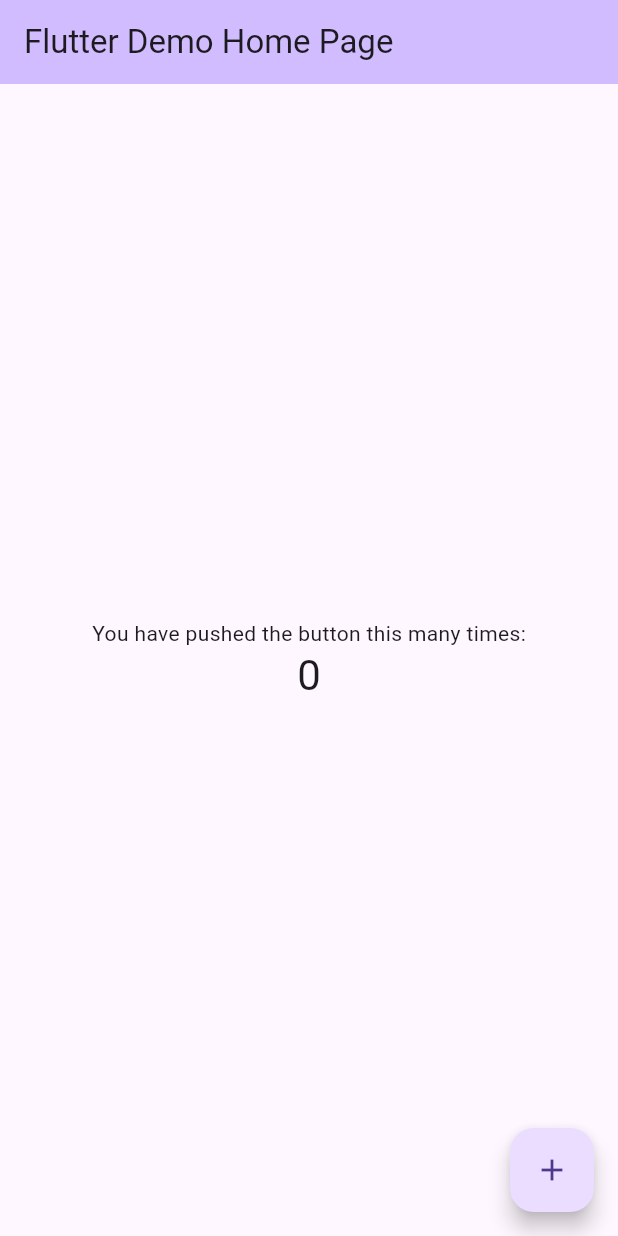
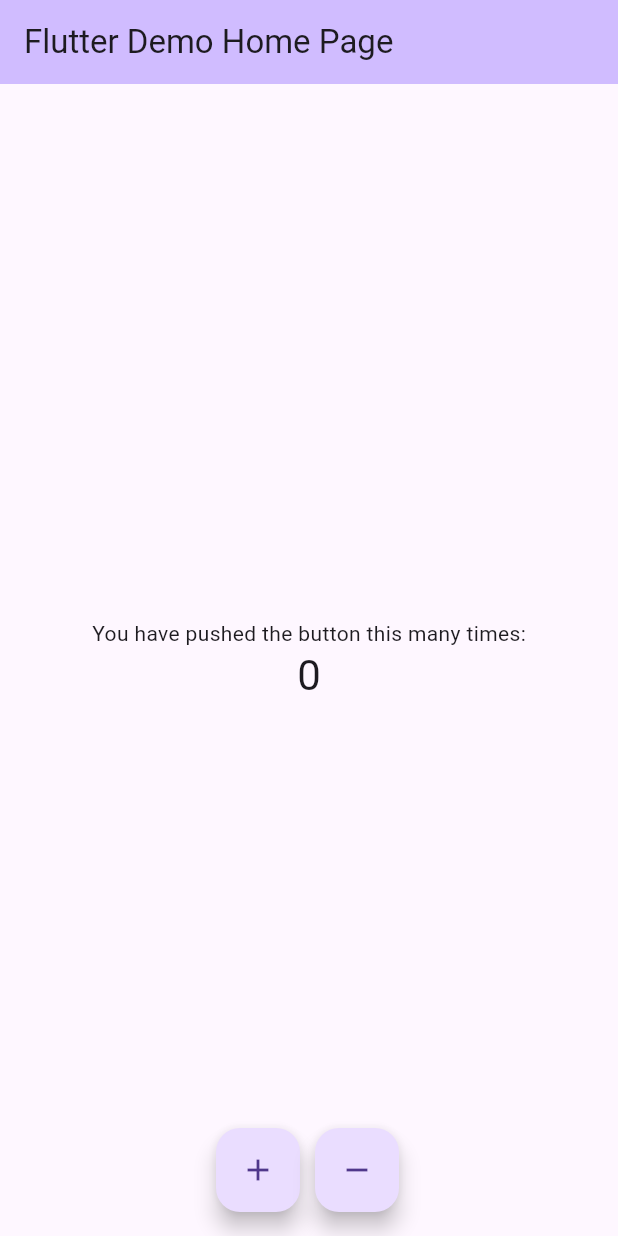
Before and after one commit to Ameer-Anas99/basic_provider, a Flutter app: the screen it shows after launch, on a phone screen of 412 x 824 dp. Run offline on Flutter 3.47's test engine with Material 3 defaults, Android fonts, the phone set to English and light mode, and no system bars.

Commit message:
using decrement button

```diff
--- a/lib/counter.dart
+++ b/lib/counter.dart
@@ -7,4 +7,9 @@ class CounterNotifier extends ChangeNotifier {
     _counter++;
     notifyListeners();
   }
+
+  void decrement() {
+    _counter--;
+    notifyListeners();
+  }
 }
--- a/lib/main.dart
+++ b/lib/main.dart
@@ -44,6 +44,7 @@ class _MyHomePageState extends State<MyHomePage> {
   @override
   Widget build(BuildContext context) {
     final counterData = Provider.of<CounterNotifier>(context, listen: false);
+
     print('Running my app');
     return Scaffold(
       appBar: AppBar(
@@ -66,10 +67,23 @@ class _MyHomePageState extends State<MyHomePage> {
           ],
         ),
       ),
-      floatingActionButton: FloatingActionButton(
-        onPressed: counterData.increment,
-        tooltip: 'Increment',
-        child: const Icon(Icons.add),
+      floatingActionButton: Padding(
+        padding: const EdgeInsets.only(left: 160),
+        child: Row(
+          children: [
+            FloatingActionButton(
+              onPressed: counterData.increment,
+              tooltip: 'Increment',
+              child: const Icon(Icons.add),
+            ),
+            SizedBox(width: 10),
+            FloatingActionButton(
+              onPressed: () => counterData.decrement(),
+              tooltip: "-remove",
+              child: Icon(Icons.remove),
+            )
+          ],
+        ),
       ),
     );
   }
```
